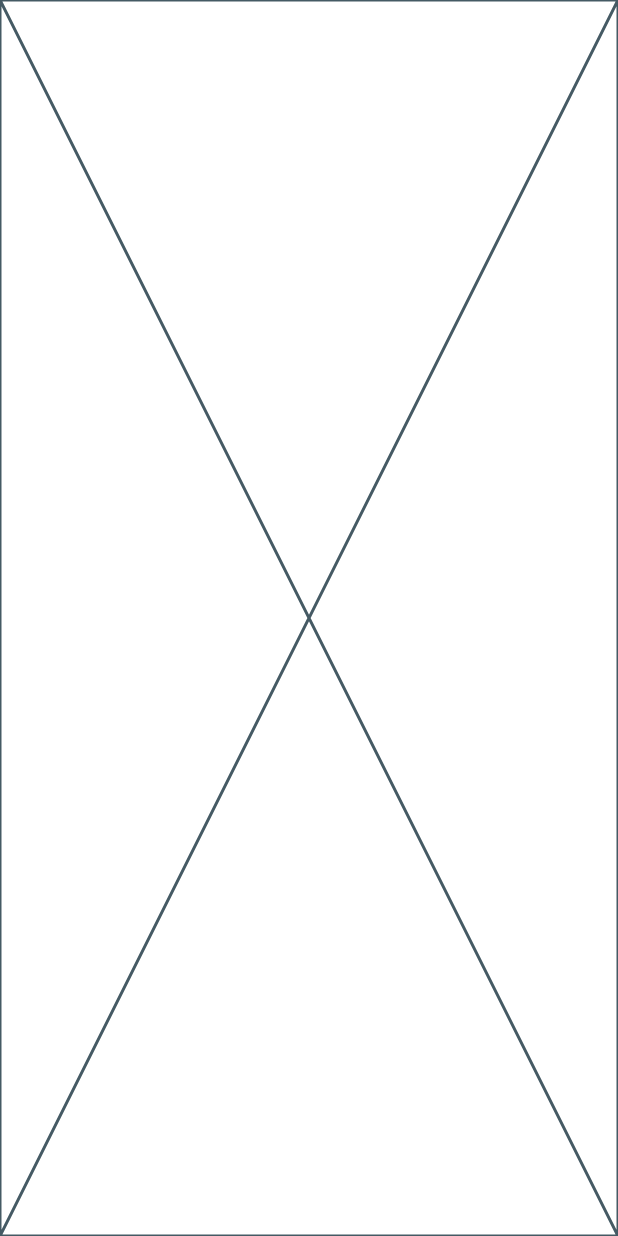
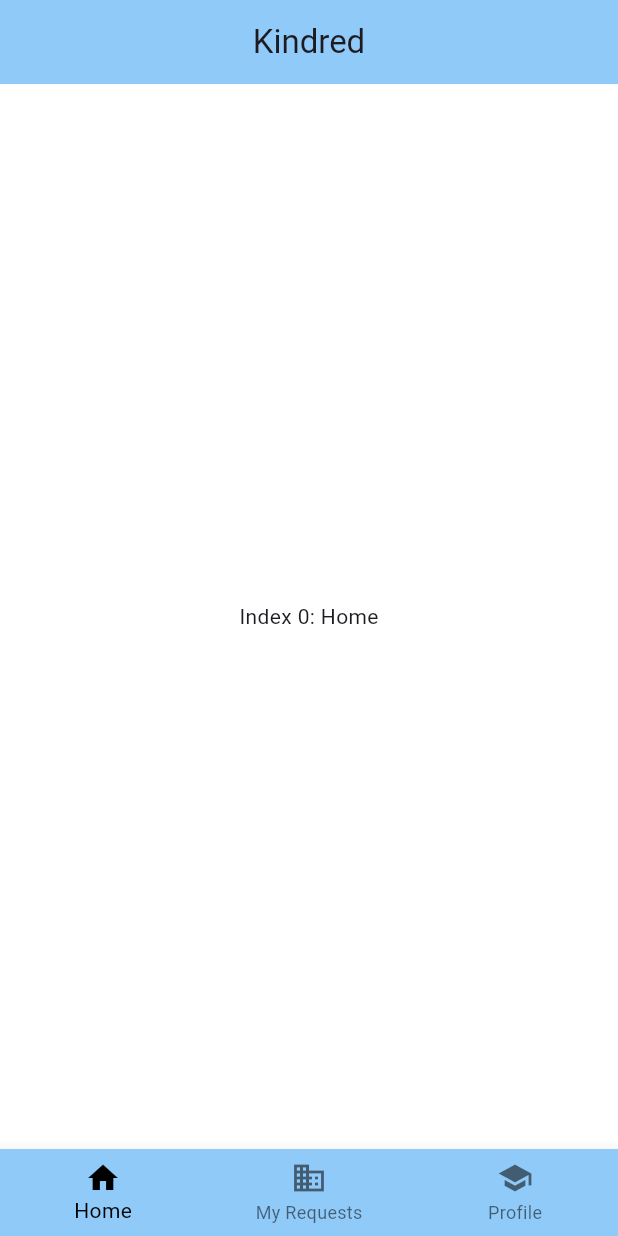
Before and after one commit to simong2/kindred, a Flutter app: the screen it shows after launch, on a phone screen of 412 x 824 dp. Run offline on Flutter 3.47's test engine with Material 3 defaults, Android fonts, the phone set to English and light mode, and no system bars; our stand-ins replace firebase_core, flutter_dotenv; accounts and stored records are empty.

Commit message:
Added main donor screen with bottom navigation bar

```diff
--- a/lib/main.dart
+++ b/lib/main.dart
@@ -2,6 +2,8 @@ import 'package:firebase_core/firebase_core.dart';
 import 'package:flutter/material.dart';
 import 'package:flutter_dotenv/flutter_dotenv.dart';
 import 'package:kindred/firebase_options.dart';
+import 'package:kindred/screens/main_donor_screen.dart';
+import 'screens/profile.dart';
 
 void main() async {
   WidgetsFlutterBinding.ensureInitialized();
@@ -11,6 +13,8 @@ void main() async {
   );
   runApp(const MyApp());
 }
+
+
 
 class MyApp extends StatelessWidget {
   const MyApp({super.key});
@@ -24,7 +28,9 @@ class MyApp extends StatelessWidget {
       //   colorScheme: ColorScheme.fromSeed(seedColor: Colors.deepPurple),
       //   useMaterial3: true,
       // ),
-      home: Placeholder(),
+      home: MainDonorScreen(),
     );
   }
+
+
 }
--- /dev/null
+++ b/lib/screens/main_donor_screen.dart
@@ -0,0 +1,68 @@
+import 'package:flutter/material.dart';
+import 'package:kindred/screens/profile.dart';
+
+class MainDonorScreen extends StatefulWidget {
+  const MainDonorScreen({Key? key}) : super(key: key);
+
+  @override
+  State<MainDonorScreen> createState() => _MainDonorScreenState();
+
+}
+
+class _MainDonorScreenState extends State<MainDonorScreen> {
+
+    int _selectedIndex = 0;
+    static const List<Widget> _widgetOptions = <Widget>[
+    Text(
+      'Index 0: Home',
+    ),
+    Text(
+      'Index 1: My Requests',
+    ),
+    Profile(),
+  ];
+
+  void _onItemTapped(int index) {
+    setState(() {
+      _selectedIndex = index;
+    });
+  }
+
+  @override
+  Widget build(BuildContext context) {
+    double width = MediaQuery.sizeOf(context).width;
+    double height = MediaQuery.sizeOf(context).height;
+
+    return Scaffold(
+      backgroundColor: Colors.white,
+      appBar: AppBar(
+        centerTitle: true,
+        backgroundColor: Colors.blue.shade200,
+        title: const Text('Kindred'),
+      ),
+      body: Center(
+        child: _widgetOptions.elementAt(_selectedIndex),
+      ),
+      bottomNavigationBar: BottomNavigationBar(
+        backgroundColor: Colors.blue.shade200,
+        items: const <BottomNavigationBarItem>[
+          BottomNavigationBarItem(
+            icon: Icon(Icons.home),
+            label: 'Home',
+          ),
+          BottomNavigationBarItem(
+            icon: Icon(Icons.business),
+            label: 'My Requests',
+          ),
+          BottomNavigationBarItem(
+            icon: Icon(Icons.school),
+            label: 'Profile',
+          ),
+        ],
+        currentIndex: _selectedIndex,
+        selectedItemColor: Colors.black,
+        onTap: _onItemTapped,
+      )
+    );
+  }
+}
```
Also changed, not shown: lib/screens/profile.dart (added, +104 -0 lines).
